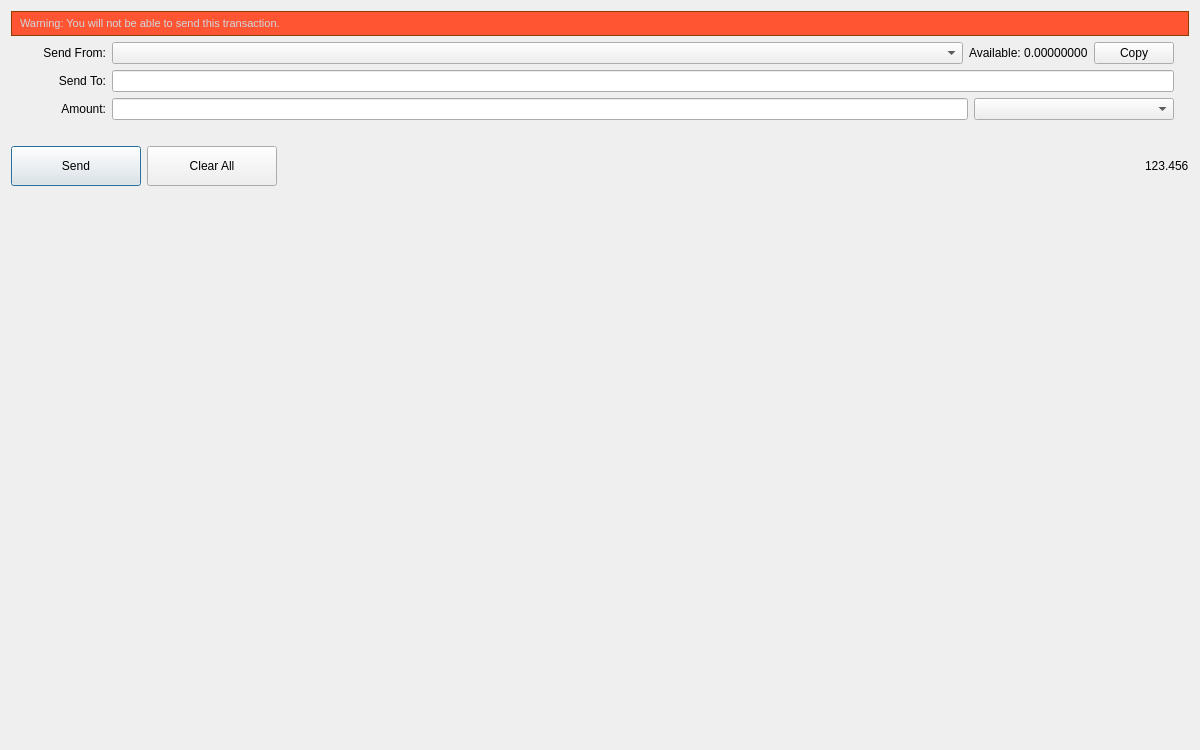
Above: src/qt/forms/sendmpdialog.ui from cimelli/RpdSource before the change. Below: the same form after it.
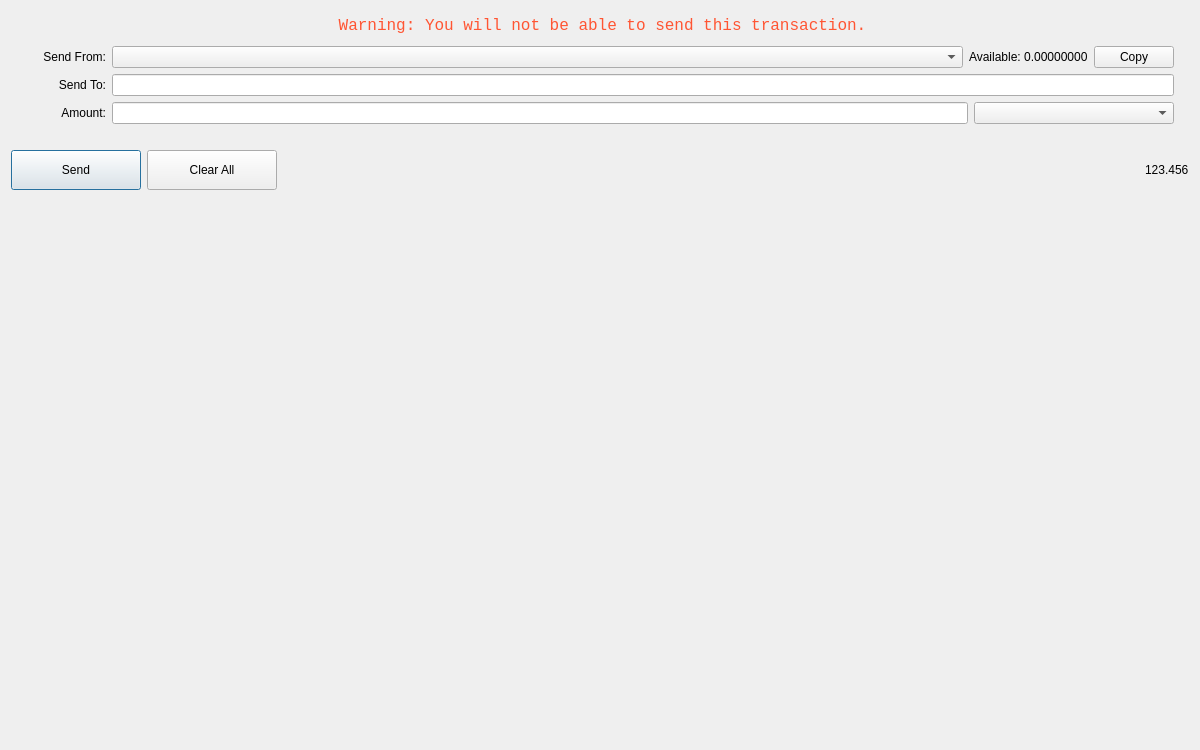
That is the form after the change. Icons and pictures are not drawn.

Patch:
```diff
--- a/src/qt/forms/sendmpdialog.ui
+++ b/src/qt/forms/sendmpdialog.ui
@@ -26,18 +26,25 @@
       <widget class="QLabel" name="feeWarningLabel">
        <property name="font">
         <font>
-         <pointsize>8</pointsize>
+         <pointsize>12</pointsize>
         </font>
        </property>
        <property name="styleSheet">
-        <string notr="true">QLabel { 
-    border: 1px solid rgb(142,61,0);padding:5px 5px 5px 5px;background-repeat: no-repeat;background-position: 10px center;color: #d1d5db;background-color: rgb(255, 85, 51); color:rgb(209, 213, 219);} </string>
+           <string notr="true">QLabel {
+               border: 0px;
+               padding: 5px 5px 5px 5px;
+               background-repeat: no-repeat;
+               background-position: 15px center;
+               background-color: transparent;
+               color: rgb(255, 85, 51);
+               font-family: monospace;
+           }</string>
        </property>
        <property name="text">
         <string>Warning: You will not be able to send this transaction.</string>
        </property>
        <property name="alignment">
-        <set>Qt::AlignLeading|Qt::AlignLeft|Qt::AlignVCenter</set>
+        <set>Qt::AlignLeading|Qt::AlignCenter|Qt::AlignVCenter</set>
        </property>
       </widget>
      </item>
@@ -98,7 +105,7 @@
             <string>Available: 0.00000000</string>
            </property>
            <property name="margin">
-            <number>8</number>
+            <number>8,75,8,8</number>
            </property>
           </widget>
          </item>
```
Left out of the diff: 16 changed lines with no effect on the pictures.
